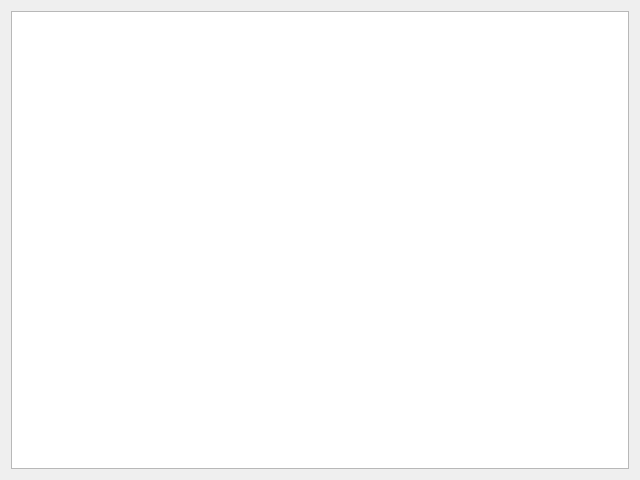
wlffeng2008/AkkoLabelPrinter, file DialogLabelEdit.ui: the form before one commit.
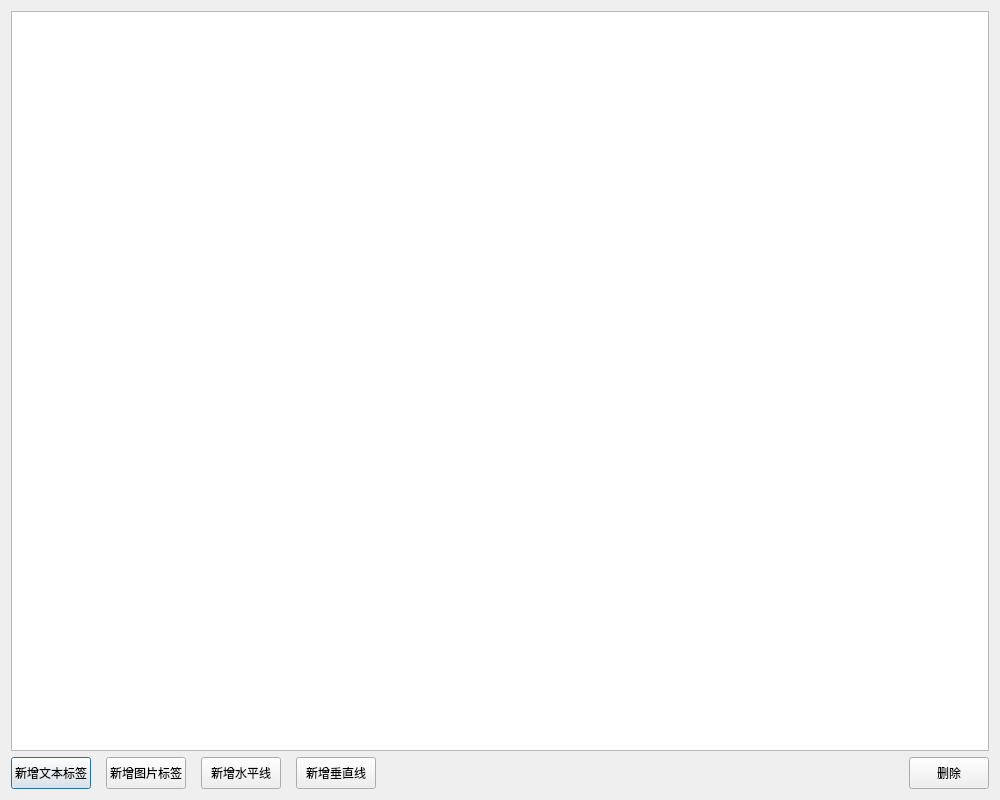
The form after the commit.

```diff
--- a/DialogLabelEdit.ui
+++ b/DialogLabelEdit.ui
@@ -6,8 +6,8 @@
    <rect>
     <x>0</x>
     <y>0</y>
-    <width>640</width>
-    <height>480</height>
+    <width>1000</width>
+    <height>800</height>
    </rect>
   </property>
   <property name="windowTitle">
@@ -15,7 +15,102 @@
   </property>
   <layout class="QVBoxLayout" name="verticalLayout">
    <item>
-    <widget class="QTableView" name="tableView"/>
+    <widget class="QTableView" name="tableView">
+     <property name="editTriggers">
+      <set>QAbstractItemView::AnyKeyPressed|QAbstractItemView::DoubleClicked|QAbstractItemView::EditKeyPressed|QAbstractItemView::SelectedClicked</set>
+     </property>
+     <property name="selectionMode">
+      <enum>QAbstractItemView::SingleSelection</enum>
+     </property>
+     <property name="selectionBehavior">
+      <enum>QAbstractItemView::SelectRows</enum>
+     </property>
+    </widget>
+   </item>
+   <item>
+    <layout class="QHBoxLayout" name="horizontalLayout">
+     <property name="spacing">
+      <number>15</number>
+     </property>
+     <item>
+      <widget class="QPushButton" name="pushButtonAddText">
+       <property name="minimumSize">
+        <size>
+         <width>0</width>
+         <height>32</height>
+        </size>
+       </property>
+       <property name="text">
+        <string>新增文本标签</string>
+       </property>
+      </widget>
+     </item>
+     <item>
+      <widget class="QPushButton" name="pushButtonAddImage">
+       <property name="minimumSize">
+        <size>
+         <width>0</width>
+         <height>32</height>
+        </size>
+       </property>
+       <property name="text">
+        <string>新增图片标签</string>
+       </property>
+      </widget>
+     </item>
+     <item>
+      <widget class="QPushButton" name="pushButtonAddHLine">
+       <property name="minimumSize">
+        <size>
+         <width>0</width>
+         <height>32</height>
+        </size>
+       </property>
+       <property name="text">
+        <string>新增水平线</string>
+       </property>
+      </widget>
+     </item>
+     <item>
+      <widget class="QPushButton" name="pushButtonAddVLine">
+       <property name="minimumSize">
+        <size>
+         <width>0</width>
+         <height>32</height>
+        </size>
+       </property>
+       <property name="text">
+        <string>新增垂直线</string>
+       </property>
+      </widget>
+     </item>
+     <item>
+      <spacer name="horizontalSpacer">
+       <property name="orientation">
+        <enum>Qt::Horizontal</enum>
+       </property>
+       <property name="sizeHint" stdset="0">
+        <size>
+         <width>40</width>
+         <height>20</height>
+        </size>
+       </property>
+      </spacer>
+     </item>
+     <item>
+      <widget class="QPushButton" name="pushButtonDelete">
+       <property name="minimumSize">
+        <size>
+         <width>0</width>
+         <height>32</height>
+        </size>
+       </property>
+       <property name="text">
+        <string>删除</string>
+       </property>
+      </widget>
+     </item>
+    </layout>
    </item>
   </layout>
  </widget>
```
